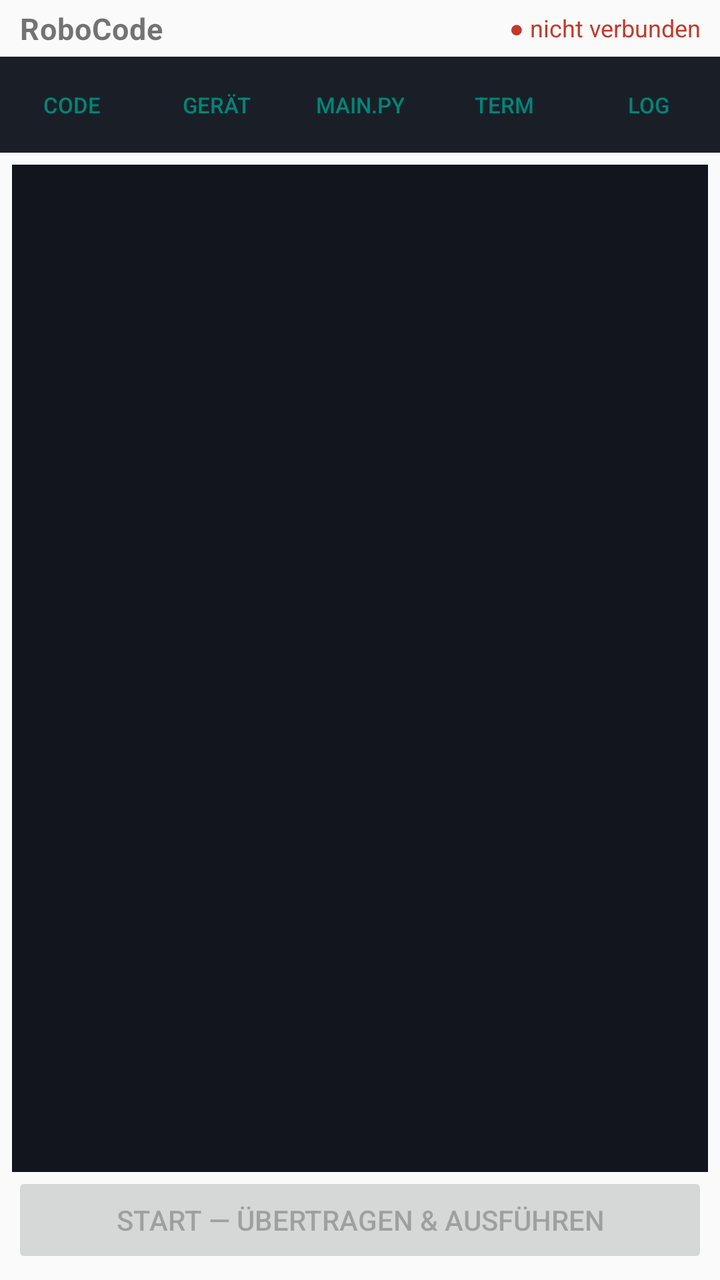
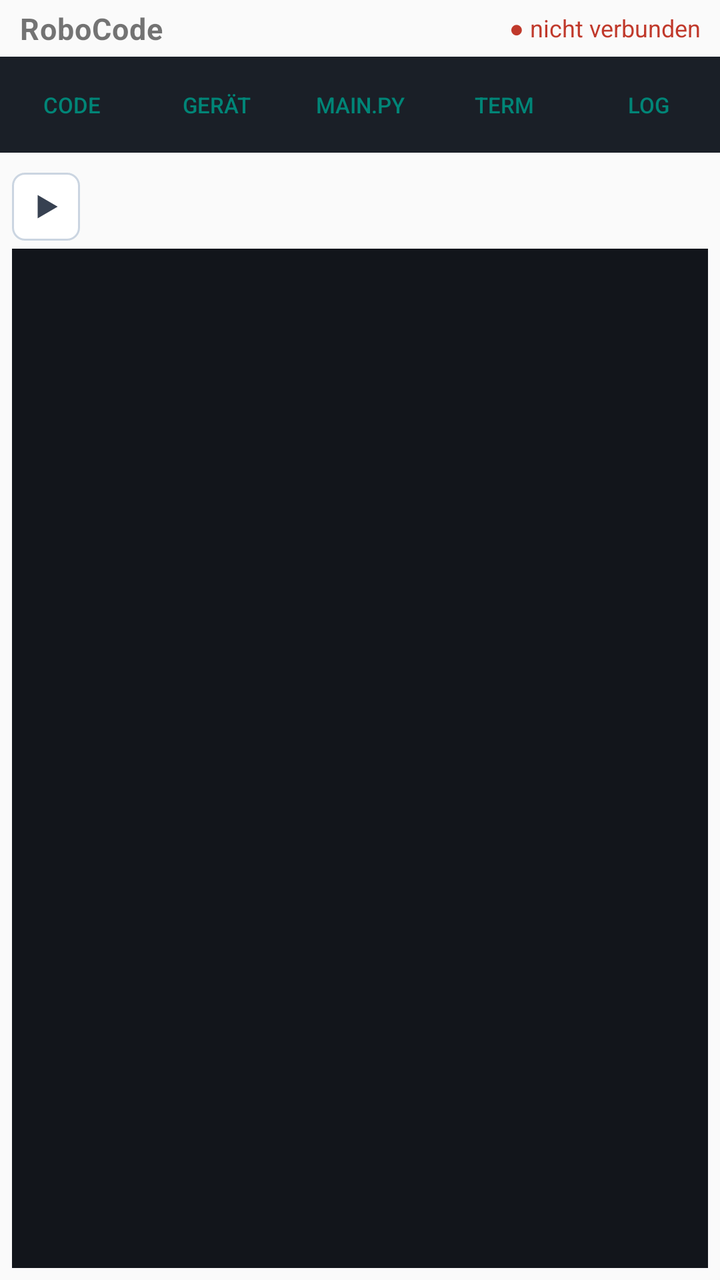

Before-and-after screenshots of an Android layout around one commit, followed by the original layout XML and the change that was made.
<!-- AndroidManifest.xml: application theme Theme.AppCompat.DayNight -->
<!-- res/layout/activity_main.xml -->
<?xml version="1.0" encoding="utf-8"?>
<LinearLayout xmlns:android="http://schemas.android.com/apk/res/android"
    android:layout_width="match_parent"
    android:layout_height="match_parent"
    android:orientation="vertical">

    
    <LinearLayout
        android:layout_width="match_parent"
        android:layout_height="wrap_content"
        android:orientation="horizontal"
        android:gravity="center_vertical"
        android:paddingStart="10dp"
        android:paddingEnd="10dp"
        android:paddingTop="4dp"
        android:paddingBottom="4dp">

        <TextView
            android:layout_width="wrap_content"
            android:layout_height="wrap_content"
            android:text="RoboCode"
            android:textSize="15sp"
            android:textStyle="bold"
            android:letterSpacing="0.02" />

        <TextView android:id="@+id/txtStatus"
            android:layout_width="0dp"
            android:layout_weight="1"
            android:layout_height="wrap_content"
            android:gravity="end"
            android:textSize="12sp"
            android:text="● nicht verbunden"
            android:textColor="#c0392b" />
    </LinearLayout>

    
    <LinearLayout
        android:layout_width="match_parent"
        android:layout_height="wrap_content"
        android:orientation="horizontal"
        android:background="#1a1f27">

        <Button android:id="@+id/navCode" style="?android:attr/buttonBarButtonStyle"
            android:layout_width="0dp" android:layout_weight="1" android:layout_height="wrap_content"
            android:text="Code" android:textSize="11sp" android:padding="2dp" android:singleLine="true" />
        <Button android:id="@+id/navDevice" style="?android:attr/buttonBarButtonStyle"
            android:layout_width="0dp" android:layout_weight="1" android:layout_height="wrap_content"
            android:text="Gerät" android:textSize="11sp" android:padding="2dp" android:singleLine="true" />
        <Button android:id="@+id/navMain" style="?android:attr/buttonBarButtonStyle"
            android:layout_width="0dp" android:layout_weight="1" android:layout_height="wrap_content"
            android:text="main.py" android:textSize="11sp" android:padding="2dp" android:singleLine="true" />
        <Button android:id="@+id/navTerminal" style="?android:attr/buttonBarButtonStyle"
            android:layout_width="0dp" android:layout_weight="1" android:layout_height="wrap_content"
            android:text="Term" android:textSize="11sp" android:padding="2dp" android:singleLine="true" />
        <Button android:id="@+id/navLog" style="?android:attr/buttonBarButtonStyle"
            android:layout_width="0dp" android:layout_weight="1" android:layout_height="wrap_content"
            android:text="Log" android:textSize="11sp" android:padding="2dp" android:singleLine="true" />
    </LinearLayout>

    
    <LinearLayout android:id="@+id/panelCode"
        android:layout_width="match_parent"
        android:layout_height="0dp"
        android:layout_weight="1"
        android:orientation="vertical"
        android:padding="6dp">

        
        <LinearLayout android:id="@+id/tabRow"
            android:layout_width="match_parent" android:layout_height="wrap_content"
            android:orientation="horizontal" android:visibility="gone">
            <Button android:id="@+id/tabSetup" style="?android:attr/buttonStyleSmall"
                android:layout_width="0dp" android:layout_weight="1" android:layout_height="wrap_content"
                android:text="SETUP" />
            <Button android:id="@+id/tabMain" style="?android:attr/buttonStyleSmall"
                android:layout_width="0dp" android:layout_weight="1" android:layout_height="wrap_content"
                android:text="MAIN" />
            <Button android:id="@+id/tabLib" style="?android:attr/buttonStyleSmall"
                android:layout_width="0dp" android:layout_weight="1" android:layout_height="wrap_content"
                android:text="LIB" />
        </LinearLayout>

        
        <HorizontalScrollView android:layout_width="match_parent" android:layout_height="wrap_content"
            android:scrollbars="none">
            <LinearLayout android:id="@+id/palette"
                android:layout_width="wrap_content" android:layout_height="wrap_content"
                android:orientation="horizontal" />
        </HorizontalScrollView>
        
        <HorizontalScrollView android:layout_width="match_parent" android:layout_height="wrap_content"
            android:scrollbars="none">
            <LinearLayout android:id="@+id/paletteSub"
                android:layout_width="wrap_content" android:layout_height="wrap_content"
                android:gravity="center_vertical"
                android:orientation="horizontal" android:visibility="gone" />
        </HorizontalScrollView>

        <EditText android:id="@+id/editor"
            android:layout_width="match_parent" android:layout_height="0dp" android:layout_weight="1"
            android:gravity="top|start"
            android:inputType="textMultiLine|textNoSuggestions"
            android:fontFamily="monospace" android:textSize="13sp"
            android:importantForAutofill="no"
            android:background="#12151b" android:textColor="#e6e9ef" android:padding="6dp" />

        <Button android:id="@+id/btnStart"
            android:layout_width="match_parent" android:layout_height="wrap_content"
            android:text="Start — übertragen &amp; ausführen" android:enabled="false" />
    </LinearLayout>

    
    <LinearLayout android:id="@+id/panelDevice"
        android:layout_width="match_parent"
        android:layout_height="0dp"
        android:layout_weight="1"
        android:orientation="vertical"
        android:padding="12dp"
        android:visibility="gone">

        <TextView android:id="@+id/txtDeviceInfo"
            android:layout_width="match_parent" android:layout_height="wrap_content"
            android:textSize="14sp" android:paddingBottom="10dp"
            android:text="Noch nicht verbunden." />

        <Button android:id="@+id/btnConnect"
            android:layout_width="match_parent" android:layout_height="wrap_content"
            android:text="Verbinden &amp; prüfen" />
        <Button android:id="@+id/btnInstall"
            android:layout_width="match_parent" android:layout_height="wrap_content"
            android:text="MicroPython installieren" android:enabled="false" />

        <LinearLayout android:layout_width="match_parent" android:layout_height="wrap_content"
            android:orientation="horizontal" android:gravity="center_vertical" android:paddingTop="10dp">
            <TextView android:layout_width="wrap_content" android:layout_height="wrap_content"
                android:text="Board (autom.):" android:paddingEnd="6dp" />
            <Spinner android:id="@+id/spinnerBoard"
                android:layout_width="0dp" android:layout_weight="1" android:layout_height="wrap_content" />
        </LinearLayout>

        <TextView android:layout_width="match_parent" android:layout_height="wrap_content"
            android:textSize="11sp" android:textColor="#8a93a2" android:paddingTop="10dp"
            android:text="Zum Installieren den ESP32 per BOOT/EN in den Download-Modus bringen (die App sagt es an). Das Board wird beim Verbinden automatisch erkannt; der Regler ist nur zur Korrektur." />

        <Button android:id="@+id/btnInfo" style="?android:attr/buttonStyleSmall"
            android:layout_width="wrap_content" android:layout_height="wrap_content"
            android:layout_marginTop="16dp"
            android:text="ℹ Info &amp; Lizenzen" />
    </LinearLayout>

    
    <LinearLayout android:id="@+id/panelMain"
        android:layout_width="match_parent"
        android:layout_height="0dp"
        android:layout_weight="1"
        android:orientation="vertical"
        android:padding="6dp"
        android:visibility="gone">

        <LinearLayout android:layout_width="match_parent" android:layout_height="wrap_content"
            android:orientation="horizontal" android:gravity="end">
            <Button android:id="@+id/btnCopyMain" style="?android:attr/buttonStyleSmall"
                android:layout_width="wrap_content" android:layout_height="wrap_content" android:text="Kopieren" />
            <Button android:id="@+id/btnDownloadMain" style="?android:attr/buttonStyleSmall"
                android:layout_width="wrap_content" android:layout_height="wrap_content" android:text="⤓ speichern" />
        </LinearLayout>
        <ScrollView android:layout_width="match_parent" android:layout_height="0dp" android:layout_weight="1">
            <TextView android:id="@+id/mainPyView"
                android:layout_width="match_parent" android:layout_height="wrap_content"
                android:fontFamily="monospace" android:textSize="11sp" android:padding="6dp"
                android:background="#12151b" android:textColor="#e6e9ef" android:textIsSelectable="true" />
        </ScrollView>
    </LinearLayout>

    
    <LinearLayout android:id="@+id/panelTerminal"
        android:layout_width="match_parent"
        android:layout_height="0dp"
        android:layout_weight="1"
        android:orientation="vertical"
        android:padding="6dp"
        android:visibility="gone">

        <LinearLayout android:layout_width="match_parent" android:layout_height="wrap_content"
            android:orientation="horizontal" android:gravity="center_vertical">
            <TextView android:layout_width="0dp" android:layout_weight="1" android:layout_height="wrap_content"
                android:text="Terminal — serielle Ein-/Ausgabe" android:textSize="11sp" android:textColor="#8a93a2" />
            <Button android:id="@+id/btnTerminalStop" style="?android:attr/buttonStyleSmall"
                android:layout_width="wrap_content" android:layout_height="wrap_content" android:text="Stop" />
            <Button android:id="@+id/btnTerminalClear" style="?android:attr/buttonStyleSmall"
                android:layout_width="wrap_content" android:layout_height="wrap_content" android:text="leeren" />
        </LinearLayout>

        
        <ScrollView android:id="@+id/terminalInScroll"
            android:layout_width="match_parent" android:layout_height="0dp" android:layout_weight="1"
            android:background="#12151b">
            <TextView android:id="@+id/terminalIn"
                android:layout_width="match_parent" android:layout_height="wrap_content"
                android:fontFamily="monospace" android:textSize="12sp" android:padding="6dp"
                android:textColor="#9be7a0" android:textIsSelectable="true" />
        </ScrollView>

        
        <LinearLayout android:layout_width="match_parent" android:layout_height="wrap_content"
            android:orientation="horizontal" android:gravity="center_vertical" android:paddingTop="4dp">
            <EditText android:id="@+id/terminalOut"
                android:layout_width="0dp" android:layout_weight="1" android:layout_height="wrap_content"
                android:hint="Zeile senden…" android:singleLine="true"
                android:inputType="text|textNoSuggestions"
                android:imeOptions="actionSend"
                android:fontFamily="monospace" android:textSize="13sp"
                android:importantForAutofill="no" />
            <Button android:id="@+id/btnTerminalSend" style="?android:attr/buttonStyleSmall"
                android:layout_width="wrap_content" android:layout_height="wrap_content" android:text="Senden" />
        </LinearLayout>
    </LinearLayout>

    
    <LinearLayout android:id="@+id/panelLog"
        android:layout_width="match_parent"
        android:layout_height="0dp"
        android:layout_weight="1"
        android:orientation="vertical"
        android:padding="6dp"
        android:visibility="gone">

        <Button android:id="@+id/btnClearLog" style="?android:attr/buttonStyleSmall"
            android:layout_width="wrap_content" android:layout_height="wrap_content"
            android:text="Log leeren" android:layout_gravity="end" />
        <ScrollView android:id="@+id/logScroll"
            android:layout_width="match_parent" android:layout_height="0dp" android:layout_weight="1">
            <TextView android:id="@+id/log"
                android:layout_width="match_parent" android:layout_height="wrap_content"
                android:fontFamily="monospace" android:textSize="12sp" android:padding="4dp"
                android:textIsSelectable="true" />
        </ScrollView>
    </LinearLayout>
</LinearLayout>
<!-- resources referenced by this layout -->
<resources>

</resources>

<!-- the commit's change to res/layout/activity_main.xml (unified diff, before → after) -->
@@ -81,15 +81,27 @@
         </LinearLayout>
 
         
+        <LinearLayout android:layout_width="match_parent" android:layout_height="wrap_content"
+            android:orientation="horizontal" android:gravity="center_vertical"
+            android:paddingTop="4dp" android:paddingBottom="2dp">
+            <ImageButton android:id="@+id/btnStart"
+                android:layout_width="wrap_content" android:layout_height="34dp"
+                android:src="@drawable/ic_start"
+                android:background="@drawable/bg_icon_button"
+                android:scaleType="fitCenter" android:adjustViewBounds="true"
+                android:padding="7dp" android:layout_marginEnd="6dp"
+                android:contentDescription="Start — übertragen und ausführen"
+                android:enabled="false" />
+            <HorizontalScrollView android:layout_width="0dp" android:layout_weight="1"
+                android:layout_height="wrap_content" android:scrollbars="none">
+                <LinearLayout android:id="@+id/palette"
+                    android:layout_width="wrap_content" android:layout_height="wrap_content"
+                    android:orientation="horizontal" />
+            </HorizontalScrollView>
+        </LinearLayout>
+        
         <HorizontalScrollView android:layout_width="match_parent" android:layout_height="wrap_content"
-            android:scrollbars="none">
-            <LinearLayout android:id="@+id/palette"
-                android:layout_width="wrap_content" android:layout_height="wrap_content"
-                android:orientation="horizontal" />
-        </HorizontalScrollView>
-        
-        <HorizontalScrollView android:layout_width="match_parent" android:layout_height="wrap_content"
-            android:scrollbars="none">
+            android:scrollbars="none" android:paddingBottom="2dp">
             <LinearLayout android:id="@+id/paletteSub"
                 android:layout_width="wrap_content" android:layout_height="wrap_content"
                 android:gravity="center_vertical"
@@ -103,10 +115,6 @@
             android:fontFamily="monospace" android:textSize="13sp"
             android:importantForAutofill="no"
             android:background="#12151b" android:textColor="#e6e9ef" android:padding="6dp" />
-
-        <Button android:id="@+id/btnStart"
-            android:layout_width="match_parent" android:layout_height="wrap_content"
-            android:text="Start — übertragen &amp; ausführen" android:enabled="false" />
     </LinearLayout>
 
     
<!-- resource entries referenced after the edit -->
@@ -1,5 +1,17 @@
 <!-- resources referenced by this layout -->
 <resources>
-
+  <!-- drawable bg_icon_button (drawable) -->
+  <shape xmlns:android="http://schemas.android.com/apk/res/android"
+      android:shape="rectangle">
+      <solid android:color="#FFFFFF"/>
+      <stroke android:width="1dp" android:color="#CBD5E1"/>
+      <corners android:radius="6dp"/>
+  </shape>
+  <!-- drawable ic_start (drawable) -->
+  <vector xmlns:android="http://schemas.android.com/apk/res/android"
+      android:width="24dp" android:height="24dp"
+      android:viewportWidth="24" android:viewportHeight="24">
+      <path android:fillColor="#374151" android:pathData="M7 5l12 7-12 7z"/>
+  </vector>
 </resources>
 
